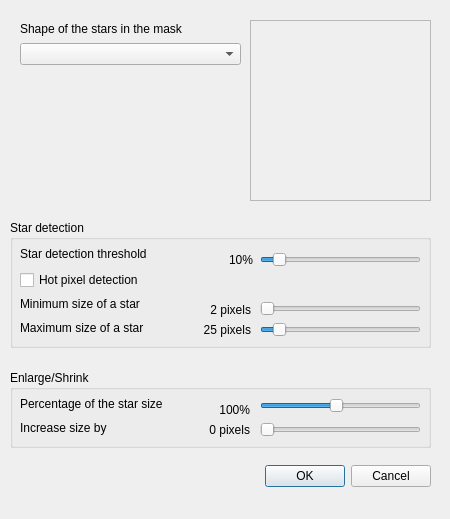
First picture: the form in DeepSkyStacker/ui/StarMaskDlg.ui, repository deepskystacker/DSS, before the edit.
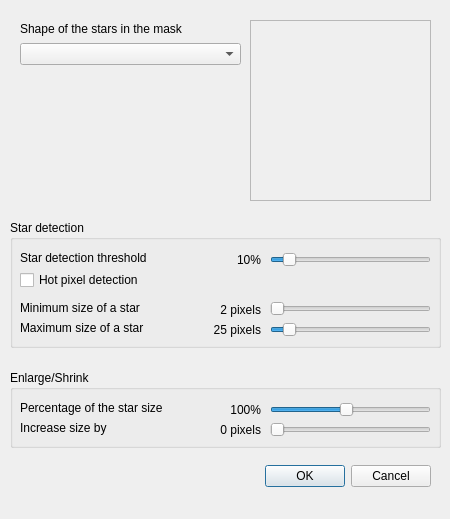
Second picture: the form after the edit.

Commit message: Increase size of text field to allow for long translated string

What changed in the file:
```diff
--- a/DeepSkyStacker/ui/StarMaskDlg.ui
+++ b/DeepSkyStacker/ui/StarMaskDlg.ui
@@ -72,7 +72,7 @@
     <rect>
      <x>10</x>
      <y>220</y>
-     <width>421</width>
+     <width>431</width>
      <height>128</height>
     </rect>
    </property>
@@ -83,7 +83,7 @@
     <property name="geometry">
      <rect>
       <x>10</x>
-      <y>26</y>
+      <y>30</y>
       <width>181</width>
       <height>16</height>
      </rect>
@@ -95,7 +95,7 @@
    <widget class="QSlider" name="thresholdSlider">
     <property name="geometry">
      <rect>
-      <x>250</x>
+      <x>260</x>
       <y>30</y>
       <width>161</width>
       <height>20</height>
@@ -143,7 +143,7 @@
     <property name="geometry">
      <rect>
       <x>10</x>
-      <y>76</y>
+      <y>80</y>
       <width>171</width>
       <height>16</height>
      </rect>
@@ -155,7 +155,7 @@
    <widget class="QLabel" name="minSize">
     <property name="geometry">
      <rect>
-      <x>190</x>
+      <x>200</x>
       <y>80</y>
       <width>51</width>
       <height>20</height>
@@ -190,7 +190,7 @@
    <widget class="QLabel" name="maxSize">
     <property name="geometry">
      <rect>
-      <x>180</x>
+      <x>190</x>
       <y>100</y>
       <width>61</width>
       <height>20</height>
@@ -206,7 +206,7 @@
    <widget class="QSlider" name="maxSizeSlider">
     <property name="geometry">
      <rect>
-      <x>250</x>
+      <x>260</x>
       <y>100</y>
       <width>161</width>
       <height>20</height>
@@ -240,7 +240,7 @@
    <widget class="QLabel" name="threshold">
     <property name="geometry">
      <rect>
-      <x>202</x>
+      <x>210</x>
       <y>30</y>
       <width>41</width>
       <height>20</height>
@@ -256,7 +256,7 @@
    <widget class="QSlider" name="minSizeSlider">
     <property name="geometry">
      <rect>
-      <x>250</x>
+      <x>260</x>
       <y>80</y>
       <width>161</width>
       <height>18</height>
@@ -278,7 +278,7 @@
     <rect>
      <x>10</x>
      <y>370</y>
-     <width>421</width>
+     <width>431</width>
      <height>78</height>
     </rect>
    </property>
@@ -288,7 +288,7 @@
    <widget class="QLabel" name="percent">
     <property name="geometry">
      <rect>
-      <x>179</x>
+      <x>190</x>
       <y>30</y>
       <width>61</width>
       <height>20</height>
@@ -305,8 +305,8 @@
     <property name="geometry">
      <rect>
       <x>10</x>
-      <y>26</y>
-      <width>181</width>
+      <y>30</y>
+      <width>191</width>
       <height>16</height>
      </rect>
     </property>
@@ -317,8 +317,8 @@
    <widget class="QSlider" name="percentSlider">
     <property name="geometry">
      <rect>
-      <x>250</x>
-      <y>26</y>
+      <x>260</x>
+      <y>30</y>
       <width>161</width>
       <height>20</height>
      </rect>
@@ -351,7 +351,7 @@
    <widget class="QLabel" name="pixels">
     <property name="geometry">
      <rect>
-      <x>169</x>
+      <x>180</x>
       <y>50</y>
       <width>71</width>
       <height>20</height>
@@ -369,7 +369,7 @@
      <rect>
       <x>10</x>
       <y>50</y>
-      <width>161</width>
+      <width>181</width>
       <height>16</height>
      </rect>
     </property>
@@ -380,7 +380,7 @@
    <widget class="QSlider" name="pixelsSlider">
     <property name="geometry">
      <rect>
-      <x>250</x>
+      <x>260</x>
       <y>50</y>
       <width>161</width>
       <height>20</height>
```
Left out of the diff: 30 changed lines with no effect on the pictures.
